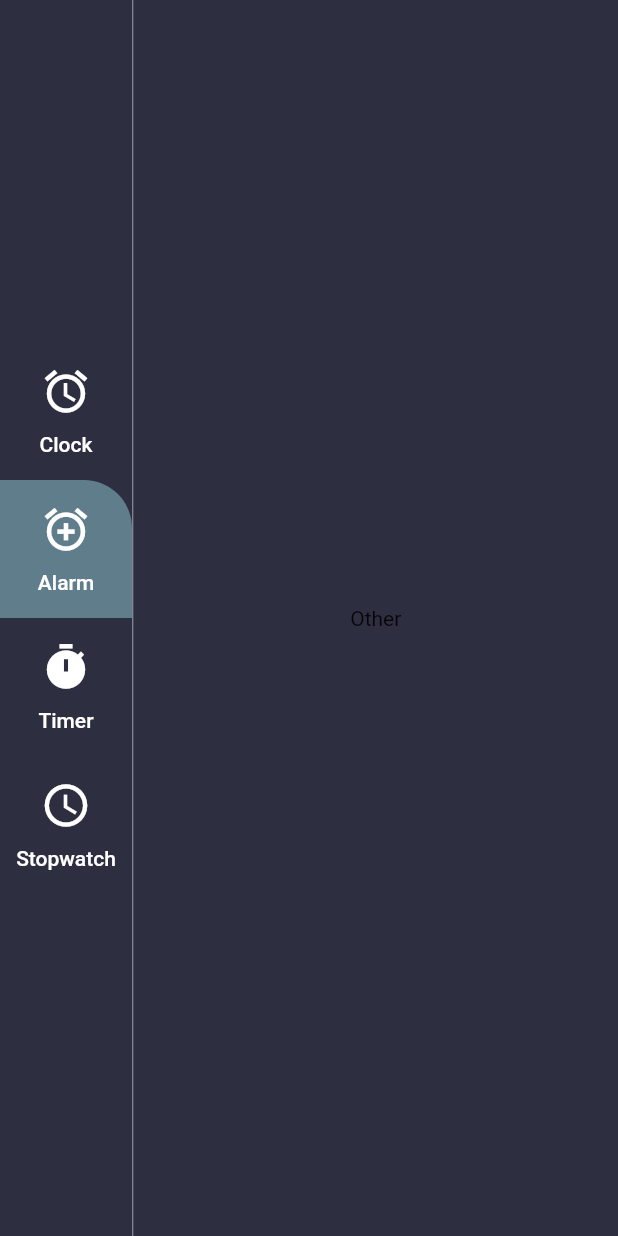
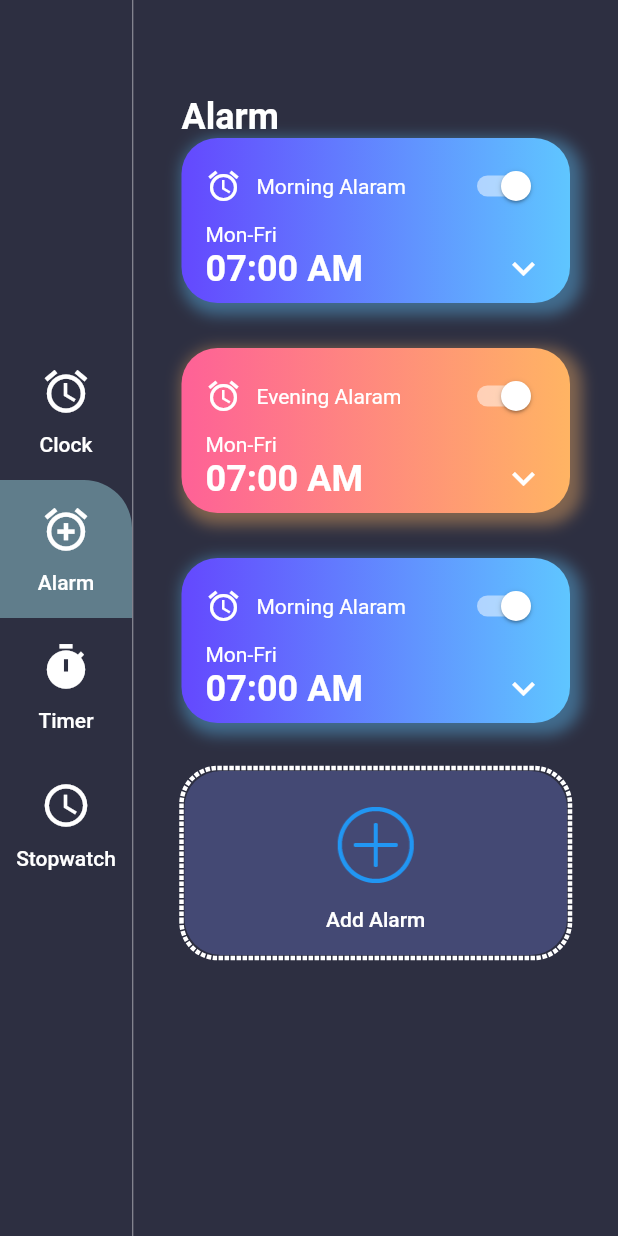
Before and after one commit to ishworpanta10/flutter_clock, a Flutter app: the screen it shows after launch, after a tap on "Alarm", on a phone screen of 412 x 824 dp. Run offline on Flutter 3.47's test engine with Material 2 defaults, Android fonts, the phone set to English and light mode, and no system bars; drawn by our look-alikes of dotted_border.

Commit message:
added alarm page

```diff
--- /dev/null
+++ b/lib/constants/color.dart
@@ -0,0 +1,17 @@
+import 'package:flutter/material.dart';
+
+class CustomColors {
+  static Color primaryTextcolor = Colors.white;
+  static Color dividerColor = Colors.white54;
+  static Color pageBackgroundColor = Color(0xFF2D2F41);
+  static Color menuBackgroundColor = Color(0xFF243634);
+  static Color clockBG =  Color(0xFF444974);
+}
+
+class GradientColor {
+  static List<Color> sky = [Color(0xFF6448FE), Color(0xFF5FC6FF)];
+  static List<Color> sunset = [Color(0xFFFE6197), Color(0xFFFFB463)];
+  static List<Color> sea = [Color(0xFF61A3FE), Color(0xFF63FFD5)];
+  static List<Color> mango = [Color(0xFFFFA738), Color(0xFFFFE130)];
+  static List<Color> fire = [Color(0xFFFF5DCD), Color(0xFFFF8484)];
+}
--- a/lib/data/data.dart
+++ b/lib/data/data.dart
@@ -1,6 +1,7 @@
 import 'package:flutter/material.dart';
-import 'package:flutter/widgets.dart';
+import 'package:flutter_clock/constants/color.dart';
 import 'package:flutter_clock/data/enum.dart';
+import 'package:flutter_clock/model/alarm_info.dart';
 import 'package:flutter_clock/model/menu_info.dart';
 
 List<MenuInfo> menuItems = [
@@ -9,3 +10,22 @@ List<MenuInfo> menuItems = [
   MenuInfo(MenuType.timer, title: 'Timer', icon: Icons.timer),
   MenuInfo(MenuType.stopwatch, title: 'Stopwatch', icon: Icons.access_time),
 ];
+
+List<AlarmInfo> alarmList = [
+  AlarmInfo((DateTime.now().add(Duration(hours: 1))),
+      alarmDescription: "Morning Alaram",
+      isActive: true,
+      gradientColors: GradientColor.sky),
+  AlarmInfo((DateTime.now().add(Duration(hours: 2))),
+      alarmDescription: "Evening Alaram",
+      isActive: true,
+      gradientColors: GradientColor.sunset),
+  AlarmInfo((DateTime.now().add(Duration(hours: 1))),
+      alarmDescription: "Morning Alaram",
+      isActive: true,
+      gradientColors: GradientColor.sky),
+  // AlarmInfo((DateTime.now().add(Duration(hours: 2))),
+  //     alarmDescription: "Evening Alaram",
+  //     isActive: true,
+  //     gradientColors: GradientColor.sunset)
+];
--- /dev/null
+++ b/lib/model/alarm_info.dart
@@ -0,0 +1,11 @@
+import 'package:flutter/material.dart';
+
+class AlarmInfo {
+  DateTime alarmDateTime;
+  String alarmDescription;
+  bool isActive;
+  List<Color> gradientColors;
+
+  AlarmInfo(this.alarmDateTime,
+      {this.alarmDescription, this.isActive, this.gradientColors});
+}
--- /dev/null
+++ b/lib/screens/alarmPage.dart
@@ -0,0 +1,148 @@
+import 'package:dotted_border/dotted_border.dart';
+import 'package:flutter/material.dart';
+import 'package:flutter_clock/constants/color.dart';
+import 'package:flutter_clock/data/data.dart';
+import 'package:flutter_clock/model/alarm_info.dart';
+
+class AlarmPage extends StatefulWidget {
+  @override
+  _AlarmPageState createState() => _AlarmPageState();
+}
+
+class _AlarmPageState extends State<AlarmPage> {
+  @override
+  Widget build(BuildContext context) {
+    return Container(
+      padding: const EdgeInsets.symmetric(horizontal: 32.0, vertical: 64.0),
+      child: Column(
+        crossAxisAlignment: CrossAxisAlignment.start,
+        children: [
+          Text(
+            "Alarm",
+            style: TextStyle(
+                fontWeight: FontWeight.w700,
+                fontSize: 24.0,
+                color: Colors.white),
+          ),
+          Expanded(
+            child: ListView(
+              physics: BouncingScrollPhysics(),
+              children: alarmList
+                  .map<Widget>((alarm) => _buildAlarmTile(alarm))
+                  .followedBy([
+                DottedBorder(
+                  strokeWidth: 3,
+                  borderType: BorderType.RRect,
+                  radius: Radius.circular(24.0),
+                  color: Colors.white,
+                  child: Container(
+                    width: double.infinity,
+                    decoration: BoxDecoration(
+                      borderRadius: BorderRadius.circular(24.0),
+                      color: CustomColors.clockBG,
+                    ),
+                    child: FlatButton(
+                      padding: const EdgeInsets.symmetric(
+                          horizontal: 32.0, vertical: 16.0),
+                      onPressed: () {},
+                      child: Column(
+                        children: [
+                          Image.asset(
+                            'assets/images/iconPlus.png',
+                            color: Colors.blue,
+                            scale: 1.5,
+                          ),
+                          SizedBox(
+                            height: 8.0,
+                          ),
+                          Text(
+                            "Add Alarm",
+                            style: TextStyle(color: Colors.white),
+                          )
+                        ],
+                      ),
+                    ),
+                  ),
+                )
+              ]).toList(),
+            ),
+          )
+        ],
+      ),
+    );
+  }
+
+  Widget _buildAlarmTile(AlarmInfo alarm) {
+    return Container(
+      margin: const EdgeInsets.only(bottom: 30.0),
+      padding: const EdgeInsets.symmetric(horizontal: 16.0, vertical: 8.0),
+      decoration: BoxDecoration(
+          gradient: LinearGradient(
+            colors: alarm.gradientColors,
+            begin: Alignment.centerLeft,
+            end: Alignment.centerRight,
+          ),
+          borderRadius: BorderRadius.circular(24.0),
+          boxShadow: [
+            BoxShadow(
+              color: alarm.gradientColors.last.withOpacity(0.4),
+              blurRadius: 8.0,
+              spreadRadius: 4,
+              offset: Offset(4, 4),
+            )
+          ]),
+      child: Column(
+        crossAxisAlignment: CrossAxisAlignment.start,
+        children: [
+          Row(
+            mainAxisAlignment: MainAxisAlignment.spaceBetween,
+            children: [
+              Row(
+                children: [
+                  Icon(
+                    Icons.alarm,
+                    color: Colors.white,
+                    size: 24.0,
+                  ),
+                  SizedBox(
+                    width: 10.0,
+                  ),
+                  Text(
+                    alarm.alarmDescription,
+                    style: TextStyle(color: Colors.white),
+                  ),
+                ],
+              ),
+              Switch(
+                value: true,
+                onChanged: (value) {},
+                activeColor: Colors.white,
+              )
+            ],
+          ),
+          Text(
+            "Mon-Fri",
+            style: TextStyle(color: Colors.white),
+          ),
+          Row(
+            mainAxisAlignment: MainAxisAlignment.spaceBetween,
+            children: [
+              Text(
+                "07:00 AM",
+                style: TextStyle(
+                    fontSize: 24.0,
+                    fontWeight: FontWeight.w700,
+                    color: Colors.white),
+              ),
+              Icon(
+                Icons.keyboard_arrow_down,
+                color: Colors.white,
+                size: 30.0,
+              )
+            ],
+          ),
+        ],
+      ),
+    );
+  }
+}
--- /dev/null
+++ b/lib/screens/clockPage.dart
@@ -0,0 +1,104 @@
+import 'package:flutter/material.dart';
+import 'package:flutter_clock/screens/clockView.dart';
+import 'package:intl/intl.dart';
+
+class ClockPage extends StatelessWidget {
+  @override
+  Widget build(BuildContext context) {
+    var now = DateTime.now();
+    var formatedDate = DateFormat('EEE, d MMM y').format(now);
+    var formatedTime = DateFormat('hh:mm').format(now);
+    var timeZoneOffset = now.timeZoneOffset.toString().split('.').first;
+    var offsetSign = '';
+    if (!timeZoneOffset.startsWith('-')) offsetSign = '+';
+    return Container(
+      padding: EdgeInsets.symmetric(horizontal: 32, vertical: 64),
+      alignment: Alignment.center,
+      child: Column(
+        crossAxisAlignment: CrossAxisAlignment.start,
+        children: [
+          Flexible(
+            flex: 1,
+            fit: FlexFit.tight,
+            child: Text(
+              "Clock",
+              style: TextStyle(
+                  fontWeight: FontWeight.w700,
+                  fontSize: 24.0,
+                  color: Colors.white),
+            ),
+          ),
+          Flexible(
+            flex: 2,
+            child: Column(
+              crossAxisAlignment: CrossAxisAlignment.start,
+              children: [
+                Text(
+                  formatedTime,
+                  style: TextStyle(
+                      // fontWeight: FontWeight.w500,
+                      fontSize: 64.0,
+                      color: Colors.red),
+                ),
+                Text(
+                  formatedDate,
+                  style: TextStyle(
+                      fontWeight: FontWeight.w400,
+                      fontSize: 20.0,
+                      color: Colors.white),
+                ),
+              ],
+            ),
+          ),
+          Flexible(
+            flex: 4,
+            fit: FlexFit.tight,
+            child: Align(
+              alignment: Alignment.center,
+              child: ClockView(
+                size: MediaQuery.of(context).size.height / 4,
+              ),
+            ),
+          ),
+          Flexible(
+            flex: 2,
+            fit: FlexFit.tight,
+            child: Column(
+              crossAxisAlignment: CrossAxisAlignment.start,
+              children: [
+                Text(
+                  "Timezone",
+                  style: TextStyle(
+                      fontWeight: FontWeight.w500,
+                      fontSize: 20.0,
+                      color: Colors.white),
+                ),
+                SizedBox(
+                  height: 16.0,
+                ),
+                Row(
+                  children: [
+                    Icon(
+                      Icons.language,
+                      color: Colors.white,
+                    ),
+                    SizedBox(
+                      width: 16.0,
+                    ),
+                    Text(
+                      "UTC " + offsetSign + timeZoneOffset,
+                      style: TextStyle(
+                          fontWeight: FontWeight.w300,
+                          fontSize: 18.0,
+                          color: Colors.white),
+                    ),
+                  ],
+                )
+              ],
+            ),
+          ),
+        ],
+      ),
+    );
+  }
+}
--- a/lib/screens/homePage.dart
+++ b/lib/screens/homePage.dart
@@ -1,23 +1,17 @@
 import 'package:flutter/material.dart';
+import 'package:flutter_clock/constants/color.dart';
 import 'package:flutter_clock/data/data.dart';
 import 'package:flutter_clock/data/enum.dart';
 import 'package:flutter_clock/model/menu_info.dart';
-import 'package:flutter_clock/screens/clockView.dart';
-import 'package:intl/intl.dart';
+import 'package:flutter_clock/screens/alarmPage.dart';
+import 'package:flutter_clock/screens/clockPage.dart';
 import 'package:provider/provider.dart';
 
 class HomePage extends StatelessWidget {
   @override
   Widget build(BuildContext context) {
-    var now = DateTime.now();
-    var formatedDate = DateFormat('EEE, d MMM y').format(now);
-    var formatedTime = DateFormat('hh:mm').format(now);
-    var timeZoneOffset = now.timeZoneOffset.toString().split('.').first;
-    var offsetSign = '';
-    if (!timeZoneOffset.startsWith('-')) offsetSign = '+';
-
     return Scaffold(
-      backgroundColor: Color(0xFF2D2F41),
+      backgroundColor: CustomColors.pageBackgroundColor,
       body: Row(
         children: [
           Column(
@@ -33,97 +27,22 @@ class HomePage extends StatelessWidget {
           Expanded(
             child: Consumer<MenuInfo>(
                 builder: (BuildContext context, MenuInfo value, Widget child) {
-              if (value.menuType != MenuType.clock) {
-                return Center(
-                  child: Text("Other"),
+              if (value.menuType == MenuType.alarm) {
+                return AlarmPage();
+              } else if (value.menuType == MenuType.clock) {
+                return ClockPage();
+              } else if (value.menuType == MenuType.timer) {
+                Center(
+                  child: Text(
+                    value.title,
+                    style: TextStyle(color: Colors.white),
+                  ),
                 );
               }
-              return Container(
-                padding: EdgeInsets.symmetric(horizontal: 32, vertical: 64),
-                alignment: Alignment.center,
-                child: Column(
-                  children: [
-                    Flexible(
-                      flex: 1,
-                      fit: FlexFit.tight,
-                      child: Text(
-                        "Clock",
-                        style: TextStyle(
-                            fontWeight: FontWeight.w700,
-                            fontSize: 24.0,
-                            color: Colors.white),
-                      ),
-                    ),
-                    Flexible(
-                      flex: 2,
-                      child: Column(
-                        crossAxisAlignment: CrossAxisAlignment.start,
-                        children: [
-                          Text(
-                            formatedTime,
-                            style: TextStyle(
-                                // fontWeight: FontWeight.w500,
-                                fontSize: 64.0,
-                                color: Colors.red),
-                          ),
-                          Text(
-                            formatedDate,
-                            style: TextStyle(
-                                fontWeight: FontWeight.w400,
-                                fontSize: 20.0,
-                                color: Colors.white),
-                          ),
-                        ],
-                      ),
-                    ),
-                    Flexible(
-                      flex: 4,
-                      fit: FlexFit.tight,
-                      child: Align(
-                        alignment: Alignment.center,
-                        child: ClockView(
-                          size: MediaQuery.of(context).size.height / 4,
-                        ),
-                      ),
-                    ),
-                    Flexible(
-                      flex: 2,
-                      fit: FlexFit.tight,
-                      child: Column(
-                        crossAxisAlignment: CrossAxisAlignment.start,
-                        children: [
-                          Text(
-                            "Timezone",
-                            style: TextStyle(
-                                fontWeight: FontWeight.w500,
-                                fontSize: 20.0,
-                                color: Colors.white),
-                          ),
-                          SizedBox(
-                            height: 16.0,
-                          ),
-                          Row(
-                            children: [
-                              Icon(
-                                Icons.language,
-                                color: Colors.white,
-                              ),
-                              SizedBox(
-                                width: 16.0,
-                              ),
-                              Text(
-                                "UTC " + offsetSign + timeZoneOffset,
-                                style: TextStyle(
-                                    fontWeight: FontWeight.w300,
-                                    fontSize: 18.0,
-                                    color: Colors.white),
-                              ),
-                            ],
-                          )
-                        ],
-                      ),
-                    ),
-                  ],
+              return Center(
+                child: Text(
+                  value.title,
+                  style: TextStyle(color: Colors.white),
                 ),
               );
             }),
--- a/pubspec.yaml
+++ b/pubspec.yaml
@@ -48,8 +48,8 @@ flutter:
   # the material Icons class.
   uses-material-design: true
   # To add assets to your application, add an assets section, like this:
-  # assets:
-  #   - images/a_dot_burr.jpeg
+  assets:
+    - assets/images/
   #   - images/a_dot_ham.jpeg
   # An image asset can refer to one or more resolution-specific "variants", see
   # https://flutter.dev/assets-and-images/#resolution-aware.
```
Also changed, not shown: assets/images/iconPlus.png (added), pubspec.lock.
